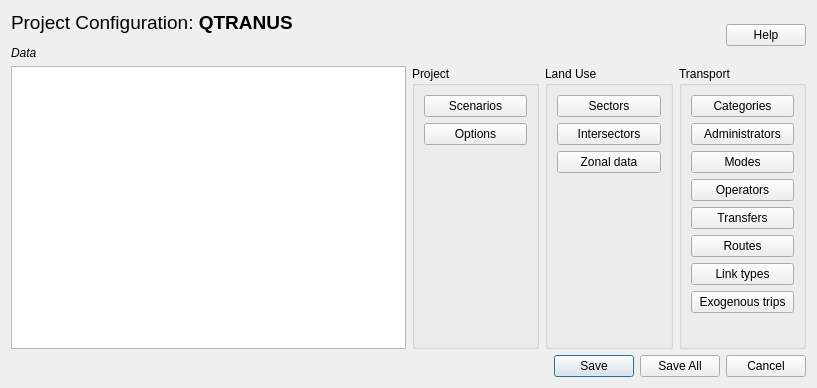
Before: the Qt Designer form data.ui in TomasdelaBarra/QTRANUS, drawn with Qt 5.
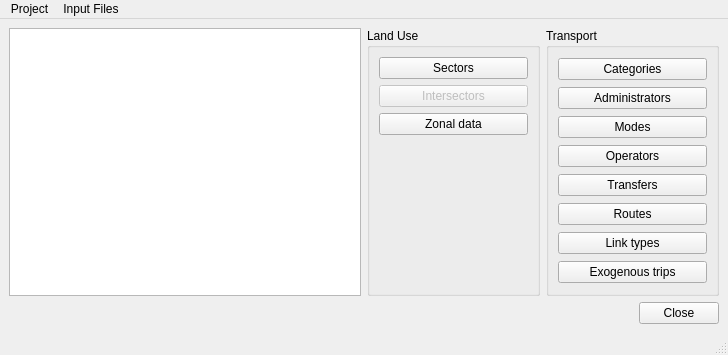
After: the same form once the commit is applied.

Commit message: Data Section Change

Diff of the .ui file:
```diff
--- a/data.ui
+++ b/data.ui
@@ -1,90 +1,29 @@
 <?xml version="1.0" encoding="UTF-8"?>
 <ui version="4.0">
- <class>Dialog</class>
- <widget class="QDialog" name="Dialog">
+ <class>MainWindow</class>
+ <widget class="QMainWindow" name="MainWindow">
   <property name="geometry">
    <rect>
     <x>0</x>
     <y>0</y>
-    <width>817</width>
-    <height>388</height>
+    <width>728</width>
+    <height>355</height>
    </rect>
   </property>
-  <property name="sizePolicy">
-   <sizepolicy hsizetype="Preferred" vsizetype="Preferred">
-    <horstretch>0</horstretch>
-    <verstretch>0</verstretch>
-   </sizepolicy>
-  </property>
-  <property name="minimumSize">
-   <size>
-    <width>0</width>
-    <height>0</height>
-   </size>
-  </property>
-  <property name="maximumSize">
-   <size>
-    <width>16777215</width>
-    <height>16777215</height>
-   </size>
-  </property>
   <property name="windowTitle">
    <string>Data</string>
   </property>
-  <property name="sizeGripEnabled">
-   <bool>false</bool>
-  </property>
-  <layout class="QGridLayout" name="gridLayout" rowstretch="0,0,0">
-   <item row="2" column="0">
-    <widget class="QDialogButtonBox" name="buttonBox">
-     <property name="orientation">
-      <enum>Qt::Horizontal</enum>
-     </property>
-     <property name="standardButtons">
-      <set>QDialogButtonBox::Cancel|QDialogButtonBox::Save|QDialogButtonBox::SaveAll</set>
-     </property>
-    </widget>
-   </item>
-   <item row="1" column="0">
+  <widget class="QWidget" name="centralwidget">
+   <layout class="QVBoxLayout" name="verticalLayout_4">
+    <item>
+     <layout class="QVBoxLayout" name="verticalLayout_2">
+      <item>
     <layout class="QHBoxLayout" name="horizontalLayout_3">
      <item>
       <widget class="QTreeView" name="scenarios_tree"/>
      </item>
      <item>
       <layout class="QHBoxLayout" name="horizontalLayout_5">
-       <item>
-        <widget class="QGroupBox" name="project">
-         <property name="sizePolicy">
-          <sizepolicy hsizetype="Expanding" vsizetype="Preferred">
-           <horstretch>0</horstretch>
-           <verstretch>0</verstretch>
-          </sizepolicy>
-         </property>
-         <property name="title">
-          <string>Project</string>
-         </property>
-         <layout class="QFormLayout" name="formLayout_2">
-          <item row="0" column="0" colspan="2">
-           <layout class="QVBoxLayout" name="verticalLayout">
-            <item>
-             <widget class="QPushButton" name="btn_scenarios">
-              <property name="text">
-               <string>Scenarios</string>
-              </property>
-             </widget>
-            </item>
-            <item>
-             <widget class="QPushButton" name="btn_options">
-              <property name="text">
-               <string>Options</string>
-              </property>
-             </widget>
-            </item>
-           </layout>
-          </item>
-         </layout>
-        </widget>
-       </item>
        <item>
         <widget class="QGroupBox" name="landUse">
          <property name="sizePolicy">
@@ -108,6 +47,9 @@
             </item>
             <item>
              <widget class="QPushButton" name="btn_intersectors">
+                 <property name="enabled">
+                  <bool>false</bool>
+                 </property>
               <property name="text">
                <string>Intersectors</string>
               </property>
@@ -136,9 +78,7 @@
          <property name="title">
           <string>Transport</string>
          </property>
-         <layout class="QFormLayout" name="formLayout_3">
-          <item row="0" column="0" colspan="2">
-           <layout class="QVBoxLayout" name="verticalLayout_4">
+            <layout class="QVBoxLayout" name="verticalLayout">
             <item>
              <widget class="QPushButton" name="btn_categories">
               <property name="text">
@@ -196,25 +136,16 @@
              </widget>
             </item>
            </layout>
-          </item>
-         </layout>
         </widget>
        </item>
       </layout>
      </item>
     </layout>
    </item>
-   <item row="0" column="0">
+      <item>
     <layout class="QHBoxLayout" name="horizontalLayout">
      <item>
-      <widget class="QLabel" name="label_title">
-       <property name="text">
-        <string>&lt;html&gt;&lt;head/&gt;&lt;body&gt;&lt;p&gt;&lt;span style=&quot; font-size:14pt;&quot;&gt;Project Configuration: &lt;/span&gt;&lt;span style=&quot; font-size:14pt; font-weight:600;&quot;&gt;QTRANUS&lt;/span&gt;&lt;/p&gt;&lt;p&gt;&lt;span style=&quot; font-style:italic;&quot;&gt;Data&lt;/span&gt;&lt;/p&gt;&lt;/body&gt;&lt;/html&gt;</string>
-       </property>
-      </widget>
-     </item>
-     <item>
-      <spacer name="horizontalSpacer">
+         <spacer name="horizontalSpacer_2">
        <property name="orientation">
         <enum>Qt::Horizontal</enum>
        </property>
@@ -227,34 +158,143 @@
       </spacer>
      </item>
      <item>
-      <widget class="QPushButton" name="btn_help">
-       <property name="text">
-        <string notr="true">Help</string>
+         <widget class="QDialogButtonBox" name="buttonBox">
+          <property name="standardButtons">
+           <set>QDialogButtonBox::Close</set>
        </property>
       </widget>
      </item>
     </layout>
    </item>
   </layout>
- </widget>
- <tabstops>
-  <tabstop>btn_help</tabstop>
-  <tabstop>scenarios_tree</tabstop>
-  <tabstop>btn_scenarios</tabstop>
-  <tabstop>btn_options</tabstop>
-  <tabstop>btn_sectors</tabstop>
-  <tabstop>btn_intersectors</tabstop>
-  <tabstop>btn_zonal_data</tabstop>
-  <tabstop>btn_categories</tabstop>
-  <tabstop>btn_administrators</tabstop>
-  <tabstop>btn_modes</tabstop>
-  <tabstop>btn_operators</tabstop>
-  <tabstop>btn_transfers</tabstop>
-  <tabstop>btn_routes</tabstop>
-  <tabstop>btn_link_types</tabstop>
-  <tabstop>btn_exogenous_trips</tabstop>
-  <tabstop>buttonBox</tabstop>
- </tabstops>
+    </item>
+   </layout>
+  </widget>
+  <widget class="QMenuBar" name="menu_bar">
+   <property name="geometry">
+    <rect>
+     <x>0</x>
+     <y>0</y>
+     <width>728</width>
+     <height>21</height>
+    </rect>
+   </property>
+   <widget class="QMenu" name="menuFiles">
+    <property name="title">
+     <string>Input Files</string>
+    </property>
+    <widget class="QMenu" name="menuGenerate_Single_File">
+     <property name="title">
+      <string>Generate Single File</string>
+     </property>
+     <addaction name="actionCTL_Scenario_Definitions"/>
+     <addaction name="actionZ1E_Zone_Definitions"/>
+     <addaction name="actionP0E_Transport_Parameters"/>
+     <addaction name="actionP1E_Network"/>
+     <addaction name="actionT1E_Assignment_Parameters"/>
+     <addaction name="actionF1E_Flow_Defenitions"/>
+     <addaction name="actionL1E_Economic_Sector_Definitions"/>
+     <addaction name="actionL0E_Base_Year_Activity"/>
+     <addaction name="actionL2E_Activity_Increments"/>
+     <addaction name="actionL3E_Activity_Increments_and_Decrements"/>
+    </widget>
+    <addaction name="actionGenerate_Input_Files"/>
+    <addaction name="actionGenerate_Single_Scenario"/>
+    <addaction name="menuGenerate_Single_File"/>
+   </widget>
+   <widget class="QMenu" name="menuProject">
+    <property name="title">
+     <string>Project</string>
+    </property>
+    <addaction name="actionOptions"/>
+    <addaction name="actionScenarios"/>
+    <addaction name="actionZones"/>
+   </widget>
+   <addaction name="menuProject"/>
+   <addaction name="menuFiles"/>
+  </widget>
+  <widget class="QStatusBar" name="statusbar"/>
+  <action name="actionasdasd">
+   <property name="text">
+    <string/>
+   </property>
+  </action>
+  <action name="actionGenerate_Input_Files">
+   <property name="text">
+    <string>Generate Input Files</string>
+   </property>
+  </action>
+  <action name="actionGenerate_Single_Scenario">
+   <property name="text">
+    <string>Generate Single Scenario</string>
+   </property>
+  </action>
+  <action name="actionCTL_Scenario_Definitions">
+   <property name="text">
+    <string>CTL Scenario Definitions</string>
+   </property>
+  </action>
+  <action name="actionP0E_Transport_Parameters">
+   <property name="text">
+    <string>P0E Transport Parameters...</string>
+   </property>
+  </action>
+  <action name="actionP1E_Network">
+   <property name="text">
+    <string>P1E Network...</string>
+   </property>
+  </action>
+  <action name="actionT1E_Assignment_Parameters">
+   <property name="text">
+    <string>T1E Assignment Parameters...</string>
+   </property>
+  </action>
+  <action name="actionF1E_Flow_Defenitions">
+   <property name="text">
+    <string>F1E Flow Defenitions...</string>
+   </property>
+  </action>
+  <action name="actionL1E_Economic_Sector_Definitions">
+   <property name="text">
+    <string>L1E Economic Sector Definitions</string>
+   </property>
+  </action>
+  <action name="actionL0E_Base_Year_Activity">
+   <property name="text">
+    <string>L0E Base Year Activity</string>
+   </property>
+  </action>
+  <action name="actionL2E_Activity_Increments">
+   <property name="text">
+    <string>L2E Activity Increments...</string>
+   </property>
+  </action>
+  <action name="actionL3E_Activity_Increments_and_Decrements">
+   <property name="text">
+    <string>L3E Activity Increments and Decrements...</string>
+   </property>
+  </action>
+  <action name="actionOptions">
+   <property name="text">
+    <string>Options...</string>
+   </property>
+  </action>
+  <action name="actionScenarios">
+   <property name="text">
+    <string>Scenarios...</string>
+   </property>
+  </action>
+  <action name="actionZones">
+   <property name="text">
+    <string>Zones...</string>
+   </property>
+  </action>
+  <action name="actionZ1E_Zone_Definitions">
+   <property name="text">
+    <string>Z1E Zone Definitions</string>
+   </property>
+  </action>
+ </widget>
  <resources/>
  <connections>
   <connection>
```
Left out of the diff: 19 changed lines with no effect on the pictures. Lines whose indentation alone changed are shown as unchanged. The commit also changes 852 other files.
